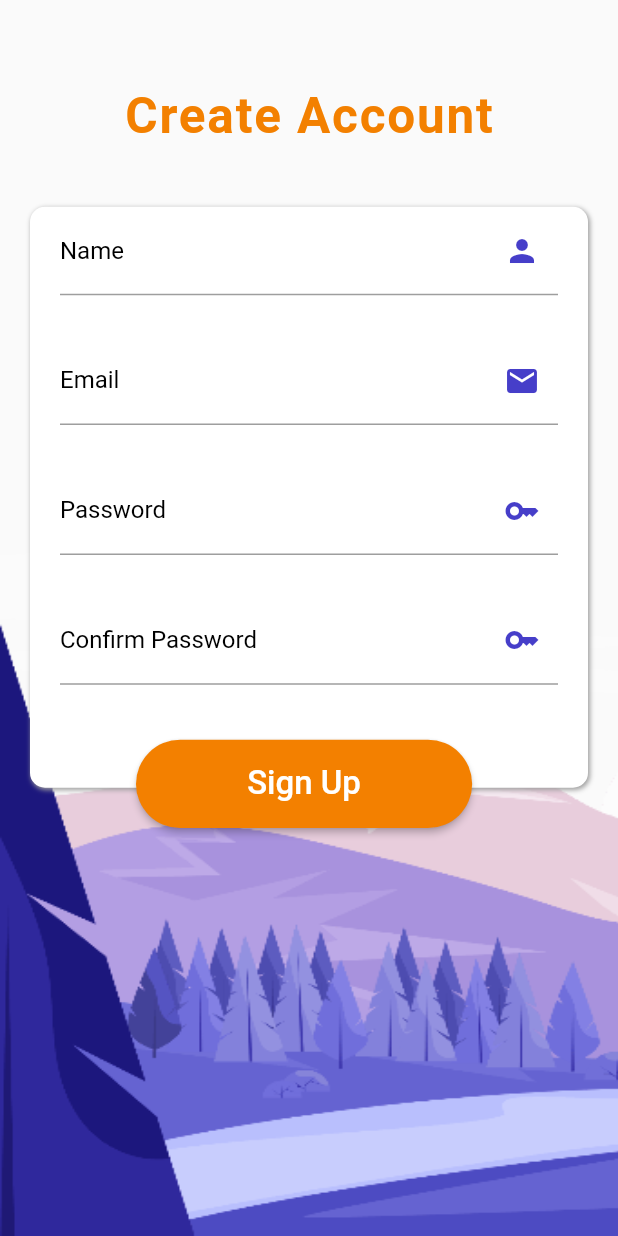
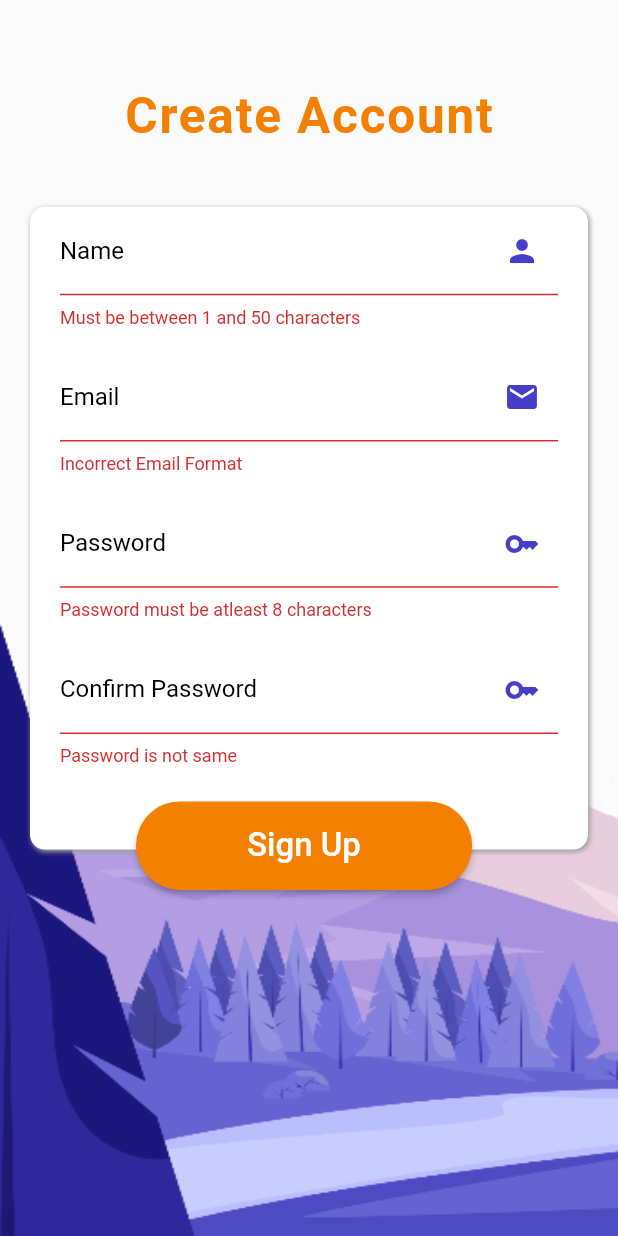
Before and after one commit to Wenster007/DreamTours-Travel-App, a Flutter app: the SignUpScreen screen opened directly, after a tap on "Sign Up", on a phone screen of 412 x 824 dp. Run offline on Flutter 3.47's test engine with Material 2 defaults, Android fonts, the light colour scheme and no system bars; our stand-ins replace google_fonts, shared_preferences; accounts and stored records are empty.

Commit message:
Removed the validating issues. Still some small bugs and the responsive button problem.

```diff
--- /dev/null
+++ b/lib/model/users.dart
@@ -0,0 +1,7 @@
+class User {
+  final String name;
+  final String email;
+  final String password;
+
+  User(this.name, this.email, this.password);
+}
--- a/lib/screens/signup_screen.dart
+++ b/lib/screens/signup_screen.dart
@@ -1,37 +1,20 @@
 import 'package:dreamtour/widgets/signup_text_form_field.dart';
 import 'package:flutter/material.dart';
 
-class SignUpScreen extends StatelessWidget {
+class SignUpScreen extends StatefulWidget {
   SignUpScreen({Key? key}) : super(key: key);
 
-
-  String? _nameValidator(String value) {
-    if (value.isEmpty || value.trim().length <=1){
-      return "Must be between 1 and 50 characters";
-    }
-    return null;
+  @override
+  State<SignUpScreen> createState() => _SignUpScreenState();
 }
 
-  String? _emailValidator(String value) {
-    if (value.isEmpty || !value.contains("@") ||value.trim().length <=1){
-      return "Incorrect Email Format";
-    }
-    return null;
-  }
+class _SignUpScreenState extends State<SignUpScreen> {
 
-  String? _passWordValidator(String value) {
-    if (value.isEmpty || value.trim().length <=8 ){
-      return "Password must be atleast 8 characters";
-    }
-    return null;
-  }
+  String _userName = "";
+  String _userEmail = "";
+  String _userPassword = "";
+  String _userConfirmPassword = "";
 
-  String? _confirmPassWordValidator(String value) {
-    if (value.isEmpty || value.trim().length <=8 ){
-      return "Password must be atleast 8 characters";
-    }
-    return null;
-  }
 
   final _key = GlobalKey<FormState>();
 
@@ -75,7 +58,7 @@ class SignUpScreen extends StatelessWidget {
                   Padding(
                     padding: const EdgeInsets.symmetric(horizontal: 20),
                     child: Container(
-                      height: height*0.47,
+                      height: height * 0.52,
                       decoration: BoxDecoration(
                           borderRadius: BorderRadius.circular(10),
                           color: const Color(0xFFFFFFFF),
@@ -87,36 +70,130 @@ class SignUpScreen extends StatelessWidget {
                           ]),
                       padding: const EdgeInsets.symmetric(horizontal: 20),
                       child: Form(
+                        key: _key,
                         child: Column(
                           children: [
-                            Expanded(
-                              child: SignUpTextFormField(
-                                  title: "Name", icon: Icons.person, validatorFun: _nameValidator,),
+                            TextFormField(
+                              decoration: const InputDecoration(
+                                label: Text(
+                                  "Name",
+                                  style: TextStyle(
+                                    color: Color(0xFF000000),
+                                    fontSize: 16,
+                                  ),
+                                ),
+                                suffixIcon: Icon(
+                                  Icons.person,
+                                  color: Color(0xFF463EC9),
+                                ),
+                              ),
+                              validator: (value) {
+                                if (value == null ||
+                                    value.isEmpty ||
+                                    value.trim().length <= 1) {
+                                  return "Must be between 1 and 50 characters";
+                                }
+                                return null;
+                              },
+                              onSaved: (value) {
+
+                                if (value == null) {
+                                  return;
+                                }
+
+                                _userName = value;
+                              },
                             ),
                             SizedBox(
-                              height: height * 0.03,
+                              height: height * 0.02,
                             ),
-                            Expanded(
-                              child: SignUpTextFormField(
-                                  title: "Email", icon: Icons.email, validatorFun: _emailValidator,),
+                           TextFormField(decoration: const InputDecoration(
+                             label: Text(
+                               "Email",
+                               style: TextStyle(
+                                 color: Color(0xFF000000),
+                                 fontSize: 16,
+                               ),
+                             ),
+                             suffixIcon: Icon(
+                               Icons.mail,
+                               color: Color(0xFF463EC9),
+                             ),
+                           ),
+                             validator: (value) {
+                               if (value == null || value.isEmpty || !value.contains("@") || value.trim().length <= 1) {
+                                 return "Incorrect Email Format";
+                               }
+                               return null;
+                             },
+                           onSaved: (value) {
+                             if (value == null) {
+                               return;
+                             }
+
+                             _userEmail = value;
+                           },
                            ),
                             SizedBox(
-                              height: height * 0.03,
+                              height: height * 0.02,
                             ),
-                            Expanded(
-                              child: SignUpTextFormField(
-                                  title: "Password", icon: Icons.key, validatorFun: _passWordValidator),
+                            TextFormField(decoration: const InputDecoration(
+                              label: Text(
+                                "Password",
+                                style: TextStyle(
+                                  color: Color(0xFF000000),
+                                  fontSize: 16,
+                                ),
+                              ),
+                              suffixIcon: Icon(
+                                Icons.key,
+                                color: Color(0xFF463EC9),
+                              ),
+                            ),
+                              validator: (value) {
+                                if (value == null || value.isEmpty || value.trim().length < 8) {
+                                  return "Password must be atleast 8 characters";
+                                }
+                                return null;
+                              },
+                              onSaved: (value) {
+                                if (value == null) {
+                                  return;
+                                }
+
+                                _userPassword = value;
+                              },
                             ),
                             SizedBox(
-                              height: height * 0.03,
+                              height: height * 0.02,
                             ),
-                            Expanded(
-                              child: SignUpTextFormField(
-                                  title: "Confirm Password", icon: Icons.key, validatorFun: _confirmPassWordValidator),
+                            TextFormField(decoration: const InputDecoration(
+                              label: Text(
+                                "Confirm Password",
+                                style: TextStyle(
+                                  color: Color(0xFF000000),
+                                  fontSize: 16,
                                 ),
-                            SizedBox(
-                              height: height * 0.08,
                               ),
+                              suffixIcon: Icon(
+                                Icons.key,
+                                color: Color(0xFF463EC9),
+                              ),
+                            ),
+                              validator: (value) {
+                                if (value == null || value.isEmpty || value.trim().length <= 8 || _userPassword != _userConfirmPassword) {
+                                  return "Password is not same";
+                                }
+                                return null;
+                              },
+                              onSaved: (value) {
+                                if (value == null) {
+                                  return;
+                                }
+                                _userConfirmPassword = value;
+                              },
+                            ),
+                            const Spacer(),
                           ],
                         ),
                       ),
@@ -126,11 +203,17 @@ class SignUpScreen extends StatelessWidget {
               ),
             ),
             Positioned(
-              bottom: height*0.33,
+                bottom: height * 0.28,
                 left: width * 0.22,
                 child: MaterialButton(
                   onPressed: () {
-                  _key.currentState!.validate();
+                    _key.currentState!.save();
+
+                    final isCorrect = _key.currentState!.validate();
+
+                    if (isCorrect) {
+                      //
+                    }
                   },
                   color: const Color(0xFFF38000),
                   textColor: Colors.white,
@@ -147,8 +230,7 @@ class SignUpScreen extends StatelessWidget {
                     "Sign Up",
                     style: TextStyle(fontSize: 22),
                   ),
-              ),
-            )
+                ),),
           ],
         ),
       ),
```
Lines whose indentation alone changed are shown as unchanged.
